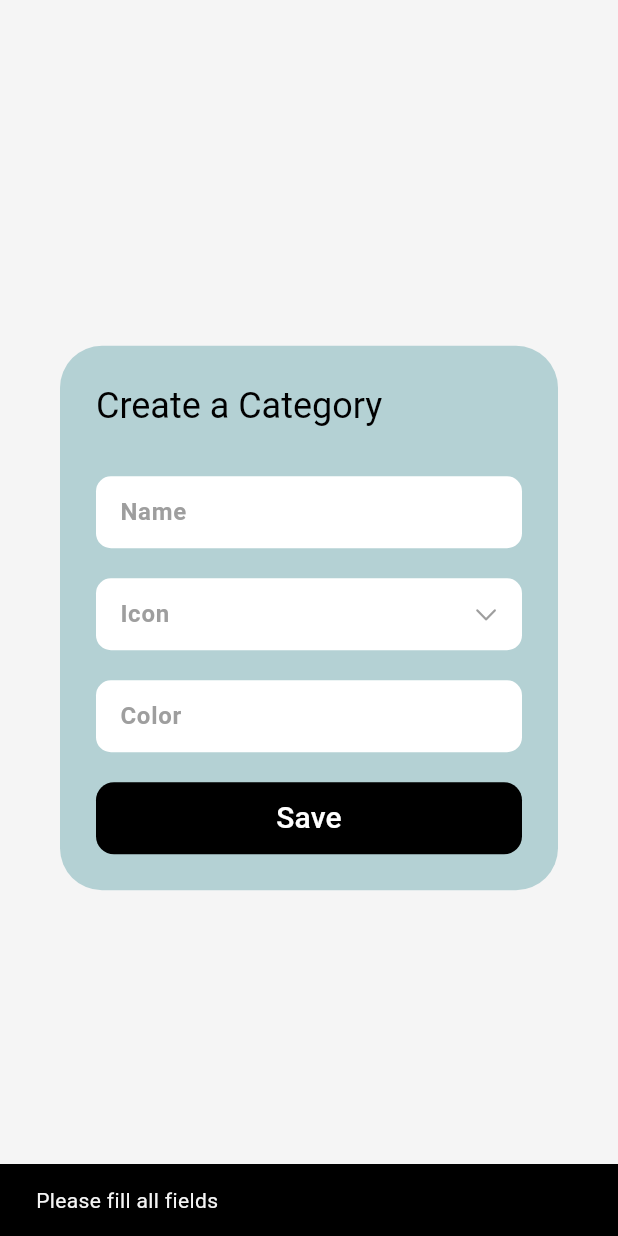
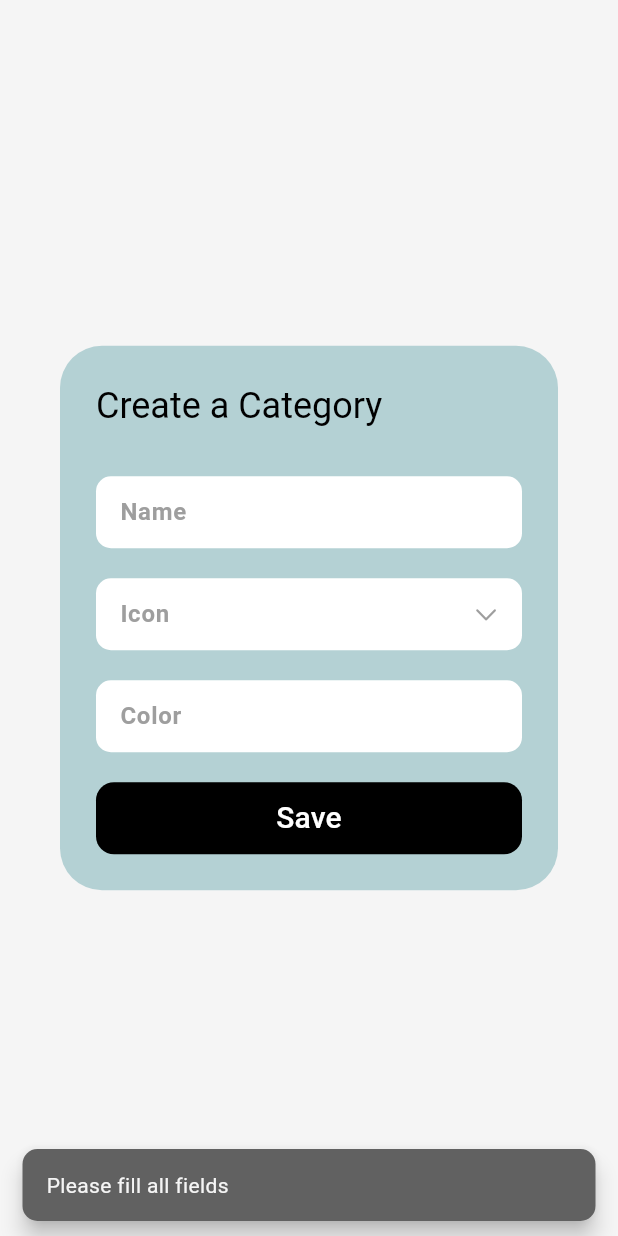
Before and after one commit to Fatma-kabil/MoneyNest, a Flutter app: the CategoriesList widget shown alone on an empty page, opened directly, after a tap on "Save", on a phone screen of 412 x 824 dp. Run offline on Flutter 3.47's test engine with Material 3 defaults, Android fonts, the phone set to English and light mode, and no system bars; our stand-ins replace bloc, cloud_firestore, firebase_core, fl_chart, flutter_bloc, flutter_colorpicker; accounts and stored records are empty.

Commit message:
refactor code

```diff
--- /dev/null
+++ b/lib/core/utils/widgets/show_custom_snackbar.dart
@@ -0,0 +1,18 @@
+import 'package:flutter/material.dart';
+
+void showCustomSnackBar({
+  required BuildContext context,
+  required String message,
+  bool isSuccess = false,
+}) {
+  ScaffoldMessenger.of(context).showSnackBar(
+    SnackBar(
+      content: Text(message),
+      backgroundColor: isSuccess ? Colors.green : Colors.grey[700],
+      behavior: SnackBarBehavior.floating,
+      shape: RoundedRectangleBorder(
+        borderRadius: BorderRadius.circular(10),
+      ),
+    ),
+  );
+}
--- a/lib/features/add_expenses/presentation/views/widgets/categories_list.dart
+++ b/lib/features/add_expenses/presentation/views/widgets/categories_list.dart
@@ -3,6 +3,7 @@ import 'dart:developer';
 import 'package:flutter/cupertino.dart';
 import 'package:flutter/material.dart';
 import 'package:flutter_bloc/flutter_bloc.dart';
+import 'package:money_nest/core/utils/widgets/show_custom_snackbar.dart';
 import 'package:money_nest/features/add_expenses/data/models/category_model.dart';
 import 'package:money_nest/features/add_expenses/presentation/manager/create_category_cubit/create_category_cubit.dart';
 import 'package:money_nest/features/add_expenses/presentation/manager/get_all_categories_cubit/get_all_categories_cubit.dart';
@@ -33,15 +34,13 @@ class _CategoriesListState extends State<CategoriesList> {
       content: BlocConsumer<CreateCategoryCubit, CreateCategoryState>(
         listener: (context, state) {
           if (state is CreateCategorySuccess) {
-
             // ✅ Re-fetch categories after creation
             context.read<GetAllCategoriesCubit>().get_all_categories();
-              Navigator.pop(context); // رجوع بعد الإنشاء
-
-
+            Navigator.pop(context); // رجوع بعد الإنشاء
           } else if (state is CreateCategoryFailure) {
-            ScaffoldMessenger.of(context).showSnackBar(
-              SnackBar(content: Text("Failed to create category")),
+            showCustomSnackBar(
+              context: context,
+              message: "Failed to create Category",
             );
           }
         },
@@ -114,10 +113,9 @@ class _CategoriesListState extends State<CategoriesList> {
                     onPressed: () {
                       final name = nameController.text.trim();
                       if (iconSelected == null || name.isEmpty) {
-                        ScaffoldMessenger.of(context).showSnackBar(
-                          const SnackBar(
-                            content: Text("Please fill all fields"),
-                          ),
+                        showCustomSnackBar(
+                          context: context,
+                          message: "Please fill all fields",
                         );
                         return;
                       }
@@ -127,7 +125,7 @@ class _CategoriesListState extends State<CategoriesList> {
                         name: name,
                         icon: iconSelected!,
                         color: categoryColor,
-                     //   totalExpenses: 0,
+                        //   totalExpenses: 0,
                       );
 
                       context.read<CreateCategoryCubit>().createCategory(
```
Also changed, not shown: lib/features/add_expenses/presentation/views/widgets/Add_expenses_screen_body.dart (+11 -11 lines).
